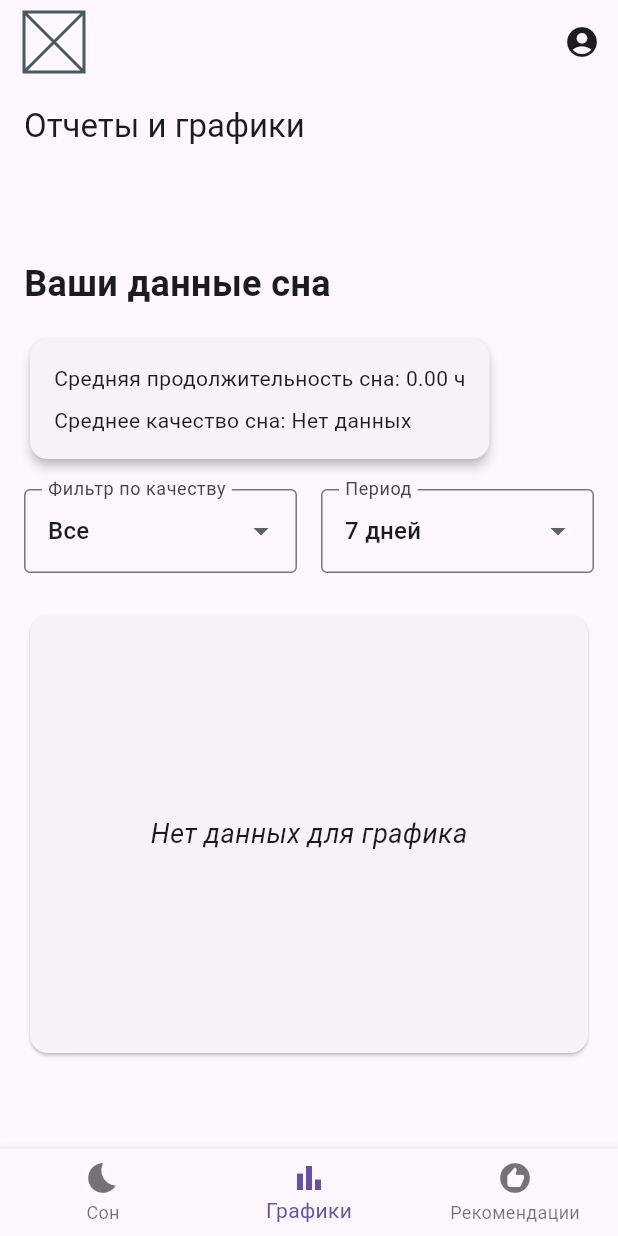
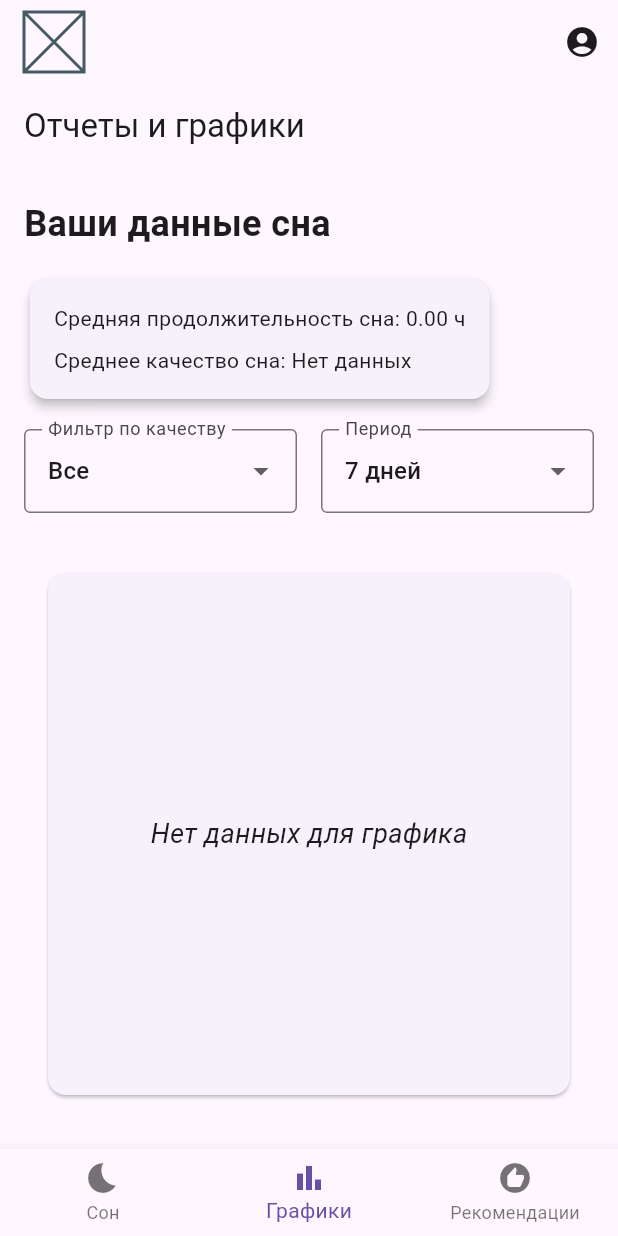
Before and after one commit to DaniilTooZir/SleepTracking_Flutter, a Flutter app: the ReportChartScreen screen opened by its route, on a phone screen of 412 x 824 dp. Run offline on Flutter 3.47's test engine with Material 3 defaults, Android fonts, the light colour scheme and no system bars; our stand-ins replace fl_chart, flutter_dotenv, go_router, supabase_flutter; accounts and stored records are empty.

Commit message:
Немного доработал отображение графика

```diff
--- a/lib/ui/screens/report_chart_screen.dart
+++ b/lib/ui/screens/report_chart_screen.dart
@@ -169,16 +169,12 @@
     );
   }
   Widget _buildSleepChart(bool isWide) {
-    return isWide
-        ? SizedBox(
-      width: 600,
-      height: 300,
-      child: _buildChart(),
-    )
-        : SizedBox(
-      width: double.infinity,
-      height: 300,
-      child: _buildChart(),
+    return Padding(
+      padding: const EdgeInsets.all(12),
+      child: AspectRatio(
+        aspectRatio: isWide ? 1.6 : 1,
+        child: _buildChart(),
+      ),
     );
   }
   Widget _buildChart() {
@@ -189,16 +185,25 @@
       child: _sleepRecords.isNotEmpty
           ? LineChart(
         LineChartData(
-          gridData: FlGridData(show: false),
-          titlesData: FlTitlesData(show: false),
+          gridData: FlGridData(show: true, horizontalInterval: 1),
+          titlesData: FlTitlesData(
+            leftTitles: AxisTitles(
+              axisNameWidget: const Text('Продолжительность сна (ч)'),
+              sideTitles: SideTitles(showTitles: true),
+            ),
+            bottomTitles: AxisTitles(
+              axisNameWidget: const Text('Дни'),
+              sideTitles: SideTitles(showTitles: true),
+            ),
+          ),
           borderData: FlBorderData(show: true),
           lineBarsData: [
             LineChartBarData(
               spots: _reportChartService.generateSleepDurationGraphData(_sleepRecords),
               isCurved: true,
               color: Colors.blue,
-              dotData: FlDotData(show: false),
-              belowBarData: BarAreaData(show: false),
+              barWidth: 4,
+              belowBarData: BarAreaData(show: true, color: Colors.blue.withOpacity(0.3)),
             ),
           ],
         ),
```
